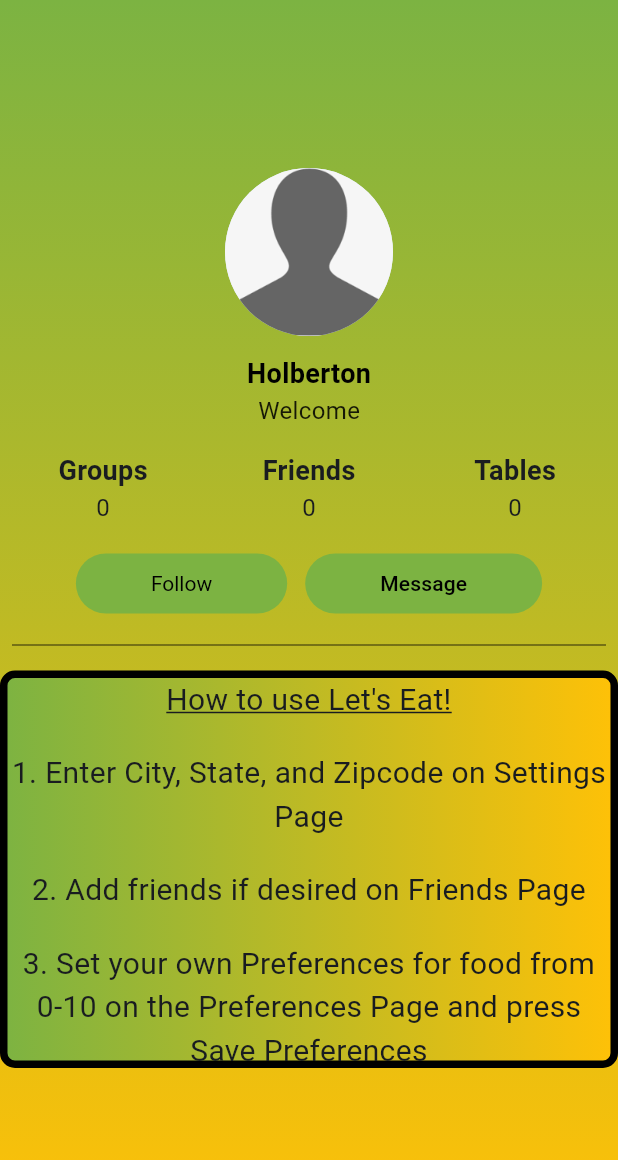
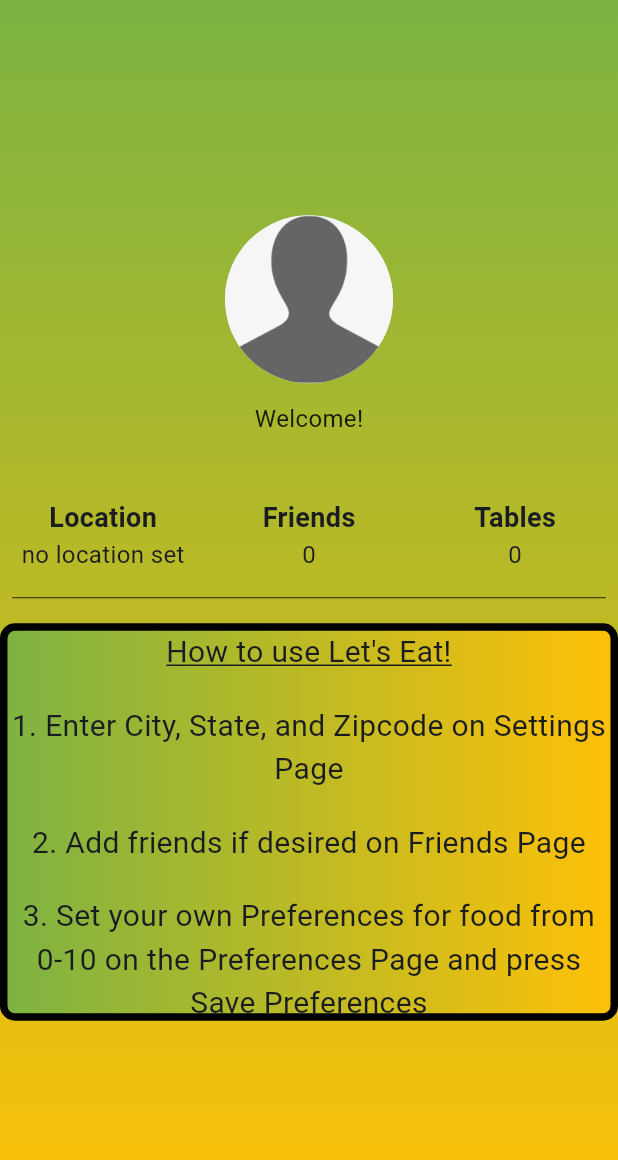
Before and after one commit to CameronCrupper/Lets_Eat, a Flutter app: the DefaultPage screen opened directly, on a phone screen of 412 x 824 dp. Shown: the top 1160 px of the screen. Run offline on Flutter 3.47's test engine with Material 2 defaults, Android fonts, the phone set to English and light mode, and no system bars; our stand-ins replace cloud_firestore, dio, email_validator, firebase_auth, firebase_core, flutter_riverpod and 3 more; accounts and stored records are empty; network calls fail.

Commit message:
last second changes

```diff
--- a/lib/screens/active_table_page.dart
+++ b/lib/screens/active_table_page.dart
@@ -230,7 +230,7 @@
                         if (winningRestaurant.streetAddress != '')
                           Text('${winningRestaurant.streetAddress}'),
                         Text('${winningRestaurant.cityStateZip}'),
-                        Text('${winningRestaurant.phoneNumber}'),
+                        Text(winningRestaurant.phoneNumber),
                         const Text('Categories:'),
                         for (var category in winningRestaurant.categories)
                           Text(category),
--- a/lib/screens/default_page.dart
+++ b/lib/screens/default_page.dart
@@ -1,6 +1,11 @@
 import 'package:flutter/material.dart';
 import 'package:flutter_riverpod/flutter_riverpod.dart';
-import 'package:lets_eat/screens/stat_widget.dart';
+
+import '../screens/stat_widget.dart';
+
+import '../models/le_user.dart';
+
+import '../providers/leuser.dart';
 
 class DefaultPage extends ConsumerStatefulWidget {
   const DefaultPage({Key? key}) : super(key: key);
@@ -10,6 +15,8 @@
 }
 
 class _DefaultPageState extends ConsumerState<DefaultPage> {
+  late LEUser user = ref.watch(leUserProvider);
+
   @override
   Widget build(BuildContext context) {
     return Scaffold(
@@ -34,28 +41,19 @@
               height: 12,
             ),
             const Text(
-              "Holberton",
-              style: TextStyle(
-                color: Colors.black,
-                fontWeight: FontWeight.bold,
-                fontSize: 18,
-              ),
-            ),
-            // Text(
-            //   "User",
-            //   style: TextStyle(
-            //     color: Colors.pink,
-            //     fontWeight: FontWeight.bold,
-            //     fontSize: 18,
-            //   ),
-            // ),
-            // ),
-            const Text(
-              "Welcome",
+              "Welcome!",
               style: TextStyle(
                 color: Colors.black87,
                 fontWeight: FontWeight.w400,
                 fontSize: 16,
+              ),
+            ),
+            Text(
+              user.username,
+              style: const TextStyle(
+                color: Colors.black,
+                fontWeight: FontWeight.bold,
+                fontSize: 18,
               ),
             ),
             const SizedBox(
@@ -65,86 +63,17 @@
               mainAxisAlignment: MainAxisAlignment.center,
               crossAxisAlignment: CrossAxisAlignment.center,
               children: [
-                statWidget("Groups", "0"),
-                statWidget("Friends", "0"),
-                statWidget("Tables", "0"),
-                // Expanded(
-                //   child: Column(
-                //     children: [
-                //       Text(
-                //         "Followers",
-                //         style: TextStyle(
-                //           fontWeight: FontWeight.bold,
-                //           fontSize: 18,
-                //         ),
-                //       ),
-                //       Text(
-                //         "1",
-                //         style: TextStyle(
-                //           fontSize: 16,
-                //           color: Colors.black,
-                //         ),
-                //       )
-                //     ],
-                //   ),
-                // ),
-              ],
-            ),
-            const SizedBox(
-              height: 15,
-            ),
-            Row(
-              mainAxisAlignment: MainAxisAlignment.center,
-              children: [
-                TextButton(
-                  // style: ButtonStyle(
-                  //   overlayColor: MaterialStateProperty.resolveWith<Color?>(
-                  //       (Set<MaterialState> states) {
-                  //     // if (states.contains(MaterialState.focused))
-                  //     //   return Colors.red;
-                  //     // if (states.contains(MaterialState.hovered))
-                  //     //     return Colors.green;
-                  //     if (states.contains(MaterialState.pressed))
-                  //       return Colors.white10;
-                  //     return null;
-                  //     // Defer to the widget's default.
-                  //   }),
-                  // ),
-                  onPressed: () {},
-                  style: ElevatedButton.styleFrom(
-                    foregroundColor: Colors.black,
-                    backgroundColor: Colors.lightGreen.shade600,
-                    padding: const EdgeInsets.symmetric(
-                      horizontal: 50,
-                      vertical: 8,
-                    ),
-                    textStyle: const TextStyle(
-                      color: Colors.white,
-                    ),
-                  ),
-                  child: const Text('Follow'),
-                  // color: Colors.black,
-                  // child: Text(
-                  //   "Follow",
-                  //   style: TextStyle(color: Colors.white),
-                  // ),
-                  // padding: EdgeInsets.symmetric(horizontal: 15, vertical: 8),
-                ),
-                const SizedBox(
-                  width: 12,
-                ),
-                TextButton(
-                  onPressed: () {},
-                  style: ElevatedButton.styleFrom(
-                    foregroundColor: Colors.black,
-                    backgroundColor: Colors.lightGreen.shade600,
-                    padding: const EdgeInsets.symmetric(
-                      horizontal: 50,
-                      vertical: 8,
-                    ),
-                  ),
-                  child: const Text("Message"),
-                ),
+                if (user.userCity == '' ||
+                    user.userState == '' ||
+                    user.userZip == '')
+                  statWidget("Location", "no location set"),
+                if (user.userCity != '' &&
+                    user.userState != '' &&
+                    user.userZip != '')
+                  statWidget("Location",
+                             "${user.userCity}, ${user.userState} ${user.userZip}"),
+                statWidget("Friends", "${user.friends.length}"),
+                statWidget("Tables", "${user.tables.length}"),
               ],
             ),
             const Padding(
@@ -238,29 +167,12 @@
                     ],
                   ),
                   textAlign: TextAlign.center,
-                  // Expanded(
-                  //   child: GridView.builder(
-                  //     gridDelegate: const SliverGridDelegateWithFixedCrossAxisCount(
-                  //       crossAxisCount: 2,
-                  //     ),
-                  //     // itemCount: AssetImage.length,
-                  //     itemBuilder: (context, index) {
-                  //       return Container(
-                  //         decoration: const BoxDecoration(
-                  //           image: DecorationImage(
-                  //             image: AssetImage('assets/images/logo1.png'),
-                  //           ),
-                  //         ),
-                  //       );
-                  //     },
-                  //   ),
-                  // ),
                 ),
               ),
             ),
           ],
         ),
-      ),
+      )
     );
   }
 }
--- a/lib/screens/friends_page.dart
+++ b/lib/screens/friends_page.dart
@@ -39,20 +39,6 @@
         ),
         child: Column(
           children: [
-            // Container(
-            //   child: Image.asset('assets/images/LetsEatLogo.png',
-            //       height: 300, width: 200),
-            // ),
-
-            // Theme(
-            //   data:
-            //       Theme.of(context).copyWith(scaffoldBackgroundColor: Colors.black),
-            //   child: Scaffold(),
-            // ),
-            // Hero(
-            //     tag: 'image1',
-            //     child: Image.asset('assets/images/Logo1.png')
-            // ),
             ElevatedButton(
               onPressed: () {
                 Navigator.push(
@@ -64,7 +50,6 @@
               },
               child: const Text('Find New Friends'),
             ),
-            const Text('Here is your list of friends'),
             Expanded(
               child: ListView.builder(
                 itemCount: currentLEUser.friends.length,
--- a/lib/screens/login_page.dart
+++ b/lib/screens/login_page.dart
@@ -77,9 +77,6 @@
   Widget build(BuildContext context) {
     return Scaffold(
       backgroundColor: Colors.lightGreen.shade600,
-      // appBar: AppBar(
-      //   title: const Text("Login Page"),
-      // ),
       body: SizedBox(
         width: double.infinity,
         child: Column(
@@ -89,21 +86,6 @@
               image: AssetImage('assets/images/LetsEatLogo.png'),
               width: 200,
             ),
-            // SizedBox(
-            //   height: 50,
-            // ),
-            // body: SingleChildScrollView(
-            //   child: Column(
-            //     children: <Widget>[
-            //       Padding(
-            //         padding: const EdgeInsets.only(top: 10.0),
-            //         child: Center(
-            //           child: SizedBox(
-            //               width: 700,
-            //               height: 400,
-            //               child: Image.asset('assets/images/LetsEatLogo.png')),
-            //         ),
-            //       ),
             Padding(
               padding: const EdgeInsets.symmetric(horizontal: 15),
               child: TextField(
@@ -132,6 +114,9 @@
                 controller: _passwordController,
               ),
             ),
+            const SizedBox(
+              height: 20,
+            ),
             Row(
               mainAxisAlignment: MainAxisAlignment.center,
               children: [
@@ -155,15 +140,9 @@
                 ),
               ],
             ),
-            // TextButton(
-            //   onPressed: () {
-            //
-            //   },
-            //   // child: const Text(
-            //   //   'Forgot Password',
-
-            //   // ),
-            // ),
+            const SizedBox(
+              height: 20
+            ),
             Container(
               height: 50,
               width: 250,
@@ -181,6 +160,9 @@
                 ),
               ),
             ),
+            const SizedBox(
+              height: 10
+            ),
             // GOOGLE SIGN IN BUTTON
             SignInButton(
               Buttons.Google,
--- a/lib/screens/start_table_page.dart
+++ b/lib/screens/start_table_page.dart
@@ -72,7 +72,6 @@
         ),
         child: Scaffold(
           appBar: AppBar(
-            // backgroundColor: Colors.transparent,
             leading: const BackButton(),
             title: const Text(
               'New Table',
--- a/lib/screens/tables_page.dart
+++ b/lib/screens/tables_page.dart
@@ -18,22 +18,17 @@
 
 class _TablesPageState extends ConsumerState<TablesPage> {
   late LEUser user = ref.watch(leUserProvider);
-  // late String uid = ref.watch(uidProvider);
-  // late List<dynamic> tables = ref.watch(tablesProvider);
+
+  @override
+  void initState() {
+    super.initState();
+  }
 
   Future<DocumentSnapshot<Map<String, dynamic>>> getTable(String table) async {
     final tableInfo =
         await FirebaseFirestore.instance.collection('tables').doc(table).get();
     return tableInfo;
   }
-
-  // void updateTables() {
-  //   FirebaseFirestore.instance
-  //       .collection('users')
-  //       .doc(uid)
-  //       .update({'tables': tables});
-  //   ref.read(tablesProvider.notifier).updateTables(tables);
-  // }
 
   @override
   Widget build(BuildContext context) {
```
Also changed, not shown: pubspec.lock, 3 other files.
